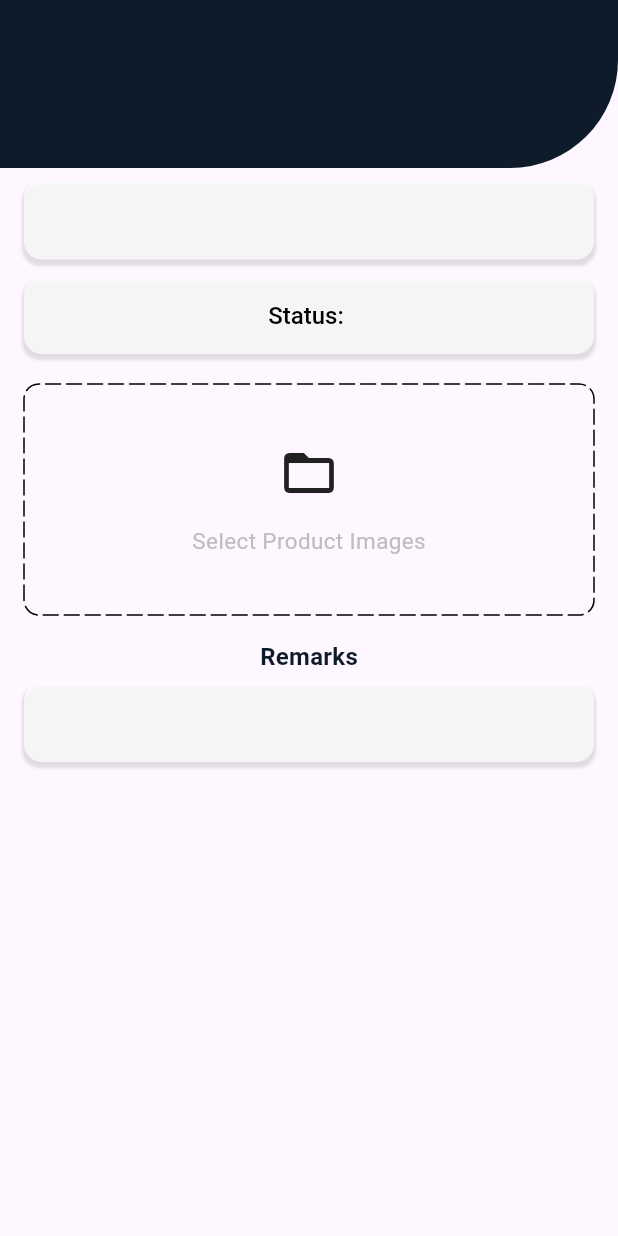
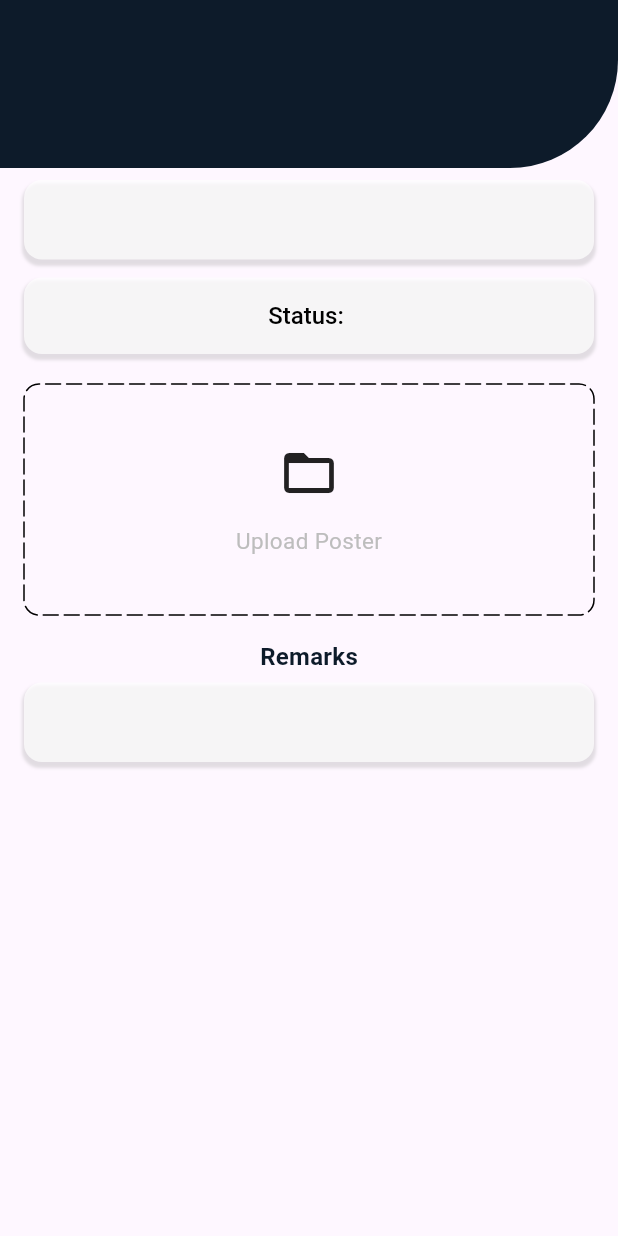
Before and after one commit to vansh132/EventQuest, a Flutter app: the TaskDetailScreen screen opened directly with empty values, on a phone screen of 412 x 824 dp. Run offline on Flutter 3.47's test engine with Material 3 defaults, Android fonts, the phone set to English and light mode, and no system bars; drawn by our look-alikes of dotted_border; our stand-ins replace carousel_slider, file_picker, photo_view.

Commit message:
upload poster section improved

```diff
--- a/lib/screens/student_screens/task_screens/task_detail_screen.dart
+++ b/lib/screens/student_screens/task_screens/task_detail_screen.dart
@@ -16,31 +16,29 @@ class TaskDetailScreen extends StatefulWidget {
 }
 
 class _TaskDetailScreenState extends State<TaskDetailScreen> {
-  List<File> images = [];
+  File image = File("");
   void selectImages() async {
     var res = await pickImages();
     setState(() {
-      images = res;
+      image = res;
     });
   }
 
-  Future<List<File>> pickImages() async {
-    List<File> images = [];
+  Future<File> pickImages() async {
+    File image = File("");
     try {
       var files = await FilePicker.platform.pickFiles(
         type: FileType.image,
-        allowMultiple: true,
+        allowMultiple: false,
       );
 
       if (files != null && files.files.isNotEmpty) {
-        for (int i = 0; i < files.files.length; i++) {
-          images.add(File(files.files[i].path!));
-        }
+        image = File(files.files[0].path!);
       }
     } catch (e) {
       debugPrint(e.toString());
     }
-    return images;
+    return image;
   }
 
   @override
@@ -129,7 +127,52 @@ class _TaskDetailScreenState extends State<TaskDetailScreen> {
                   const SizedBox(
                     height: 20,
                   ),
-                  images.isNotEmpty
+                  image.existsSync() == true
+                      ? SizedBox(
+                          height: 200,
+                          width: 200,
+                          child: Image(
+                            image: FileImage(image),
+                          ),
+                        )
+                      : GestureDetector(
+                          onTap: selectImages,
+                          child: DottedBorder(
+                            radius: const Radius.circular(10),
+                            dashPattern: const [10, 4],
+                            borderType: BorderType.RRect,
+                            strokeCap: StrokeCap.round,
+                            child: Container(
+                              width: double.infinity,
+                              height: 150,
+                              decoration: BoxDecoration(
+                                // color: Colors.red,
+                                borderRadius: BorderRadius.circular(10),
+                              ),
+                              child: Column(
+                                mainAxisAlignment: MainAxisAlignment.center,
+                                crossAxisAlignment: CrossAxisAlignment.center,
+                                children: [
+                                  const Icon(
+                                    Icons.folder_open_outlined,
+                                    size: 40,
+                                  ),
+                                  const SizedBox(
+                                    height: 15,
+                                  ),
+                                  Text(
+                                    "Upload Poster",
+                                    style: TextStyle(
+                                      fontSize: 15,
+                                      color: Colors.grey.shade400,
+                                    ),
+                                  )
+                                ],
+                              ),
+                            ),
+                          ),
+                        ),
+                  /* images.isNotEmpty
                       ? CarouselSlider(
                           items: images.map((i) {
                             return Builder(
@@ -171,7 +214,7 @@ class _TaskDetailScreenState extends State<TaskDetailScreen> {
                                     height: 15,
                                   ),
                                   Text(
-                                    "Select Product Images",
+                                    "Upload Poster",
                                     style: TextStyle(
                                       fontSize: 15,
                                       color: Colors.grey.shade400,
@@ -181,7 +224,7 @@ class _TaskDetailScreenState extends State<TaskDetailScreen> {
                               ),
                             ),
                           ),
-                        ),
+                        ), */
                   const SizedBox(
                     height: 16,
                   ),
```
